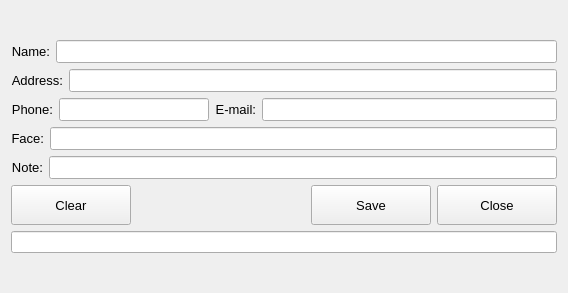
Skyrim78/Librarian, file librarian/owner.ui: the form before one commit.
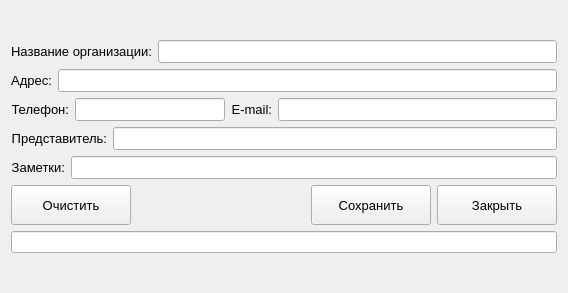
The form after the commit.

The edit to the form file:
```diff
--- a/librarian/owner.ui
+++ b/librarian/owner.ui
@@ -26,7 +26,7 @@
        <item>
         <widget class="QLabel" name="label">
          <property name="text">
-          <string>Name:</string>
+          <string>Название организации:</string>
          </property>
          <property name="alignment">
           <set>Qt::AlignRight|Qt::AlignTrailing|Qt::AlignVCenter</set>
@@ -43,7 +43,7 @@
        <item>
         <widget class="QLabel" name="label_2">
          <property name="text">
-          <string>Address:</string>
+          <string>Адрес:</string>
          </property>
          <property name="alignment">
           <set>Qt::AlignRight|Qt::AlignTrailing|Qt::AlignVCenter</set>
@@ -60,7 +60,7 @@
        <item>
         <widget class="QLabel" name="label_3">
          <property name="text">
-          <string>Phone:</string>
+          <string>Телефон:</string>
          </property>
          <property name="alignment">
           <set>Qt::AlignRight|Qt::AlignTrailing|Qt::AlignVCenter</set>
@@ -97,7 +97,7 @@
        <item>
         <widget class="QLabel" name="label_4">
          <property name="text">
-          <string>Face:</string>
+          <string>Представитель:</string>
          </property>
          <property name="alignment">
           <set>Qt::AlignRight|Qt::AlignTrailing|Qt::AlignVCenter</set>
@@ -114,7 +114,7 @@
        <item>
         <widget class="QLabel" name="label_6">
          <property name="text">
-          <string>Note:</string>
+          <string>Заметки:</string>
          </property>
          <property name="alignment">
           <set>Qt::AlignRight|Qt::AlignTrailing|Qt::AlignVCenter</set>
@@ -143,7 +143,7 @@
           </size>
          </property>
          <property name="text">
-          <string>Clear</string>
+          <string>Очистить</string>
          </property>
          <property name="autoDefault">
           <bool>false</bool>
@@ -178,7 +178,7 @@
           </size>
          </property>
          <property name="text">
-          <string>Save</string>
+          <string>Сохранить</string>
          </property>
          <property name="autoDefault">
           <bool>false</bool>
@@ -200,7 +200,7 @@
           </size>
          </property>
          <property name="text">
-          <string>Close</string>
+          <string>Закрыть</string>
          </property>
          <property name="autoDefault">
           <bool>false</bool>
```
Left out of the diff: 2 changed lines with no effect on the pictures.
